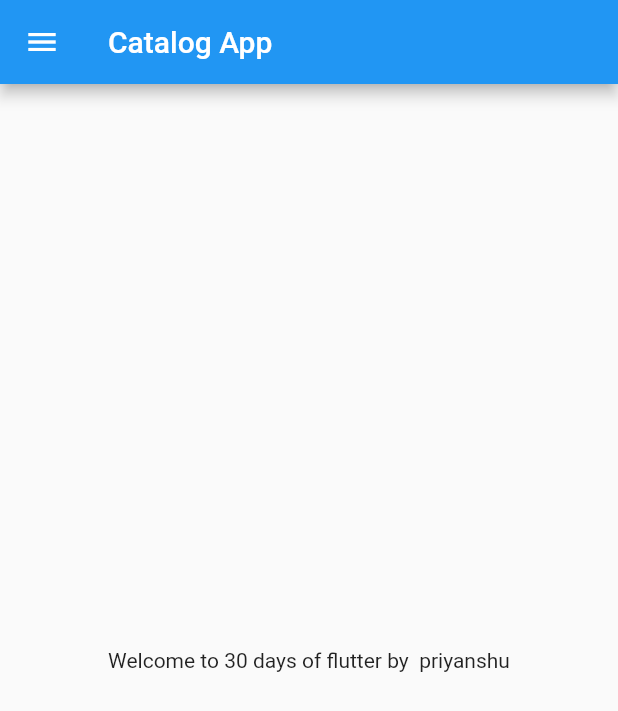
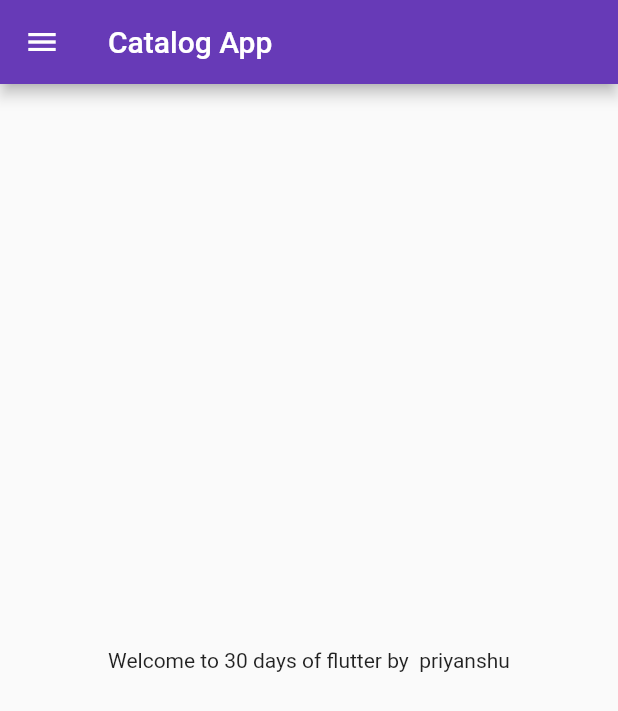
Before and after one commit to shahpriyanshusp/fluttercatalogapp, a Flutter app: the screen it shows after launch, on a phone screen of 412 x 824 dp. Shown: the top 711 px of the screen. Run offline on Flutter 3.47's test engine with Material 2 defaults, Android fonts, the phone set to English and light mode, and no system bars.

Commit message:
day 3 completed

```diff
--- a/lib/main.dart
+++ b/lib/main.dart
@@ -1,5 +1,6 @@
 import 'package:flutter/material.dart';
-import 'package:flutter_catalog/home_page.dart';
+import 'package:flutter_catalog/pages/Login.dart';
+import 'package:flutter_catalog/pages/home_page.dart';
 
 void main() {
   runApp(MyApp());
@@ -14,7 +15,16 @@ class MyApp extends StatelessWidget {
   @override
   Widget build(BuildContext context) {
     return MaterialApp(
-      home: HomePage(),
+      themeMode: ThemeMode.light,
+      theme: ThemeData(primarySwatch: Colors.deepPurple),
+      darkTheme: ThemeData(brightness:Brightness.dark ),
+      // home: HomePage(),
+      initialRoute: "/home",
+      routes: {
+        "/":(_)=>Login_page(),
+        "/loginpage":(_)=>Login_page(),
+        "/home":(_)=>HomePage()
+      },
     );
   }
 }
```
Also changed, not shown: lib/pages/Login.dart (added, +24 -0 lines), lib/pages/home_page.dart (renamed from lib/home_page.dart).
